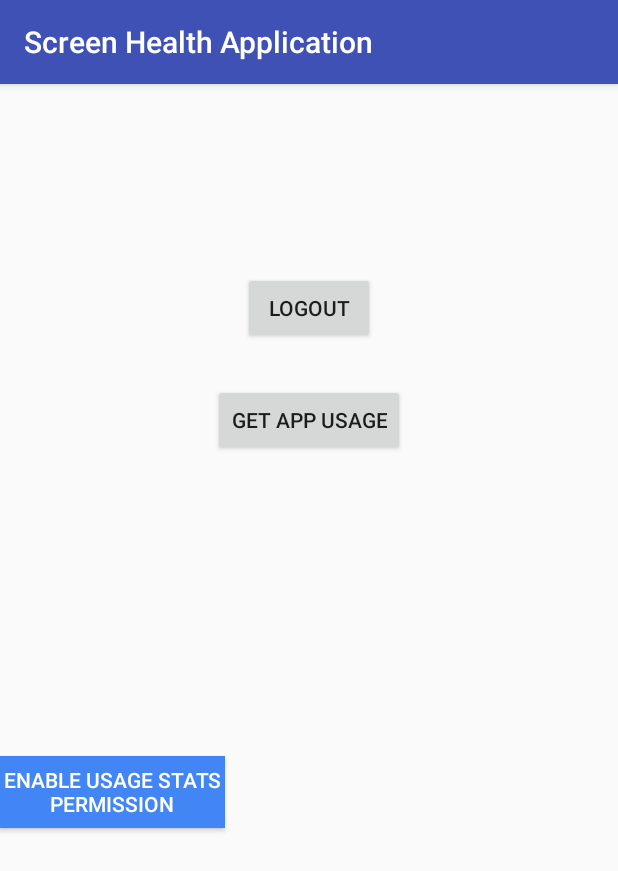
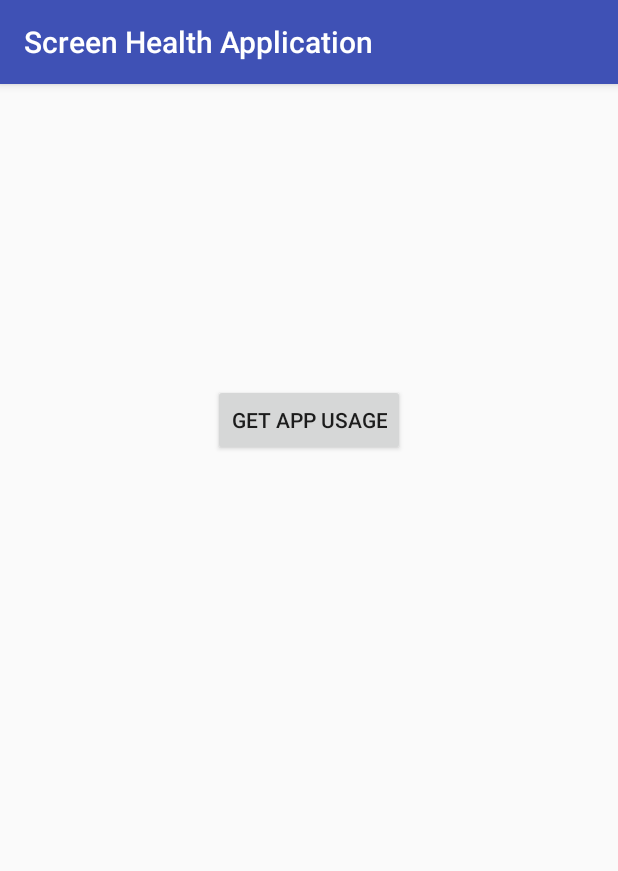
Before and after one commit to jcampb98/HonoursProjectApp, an Android app: the screen it shows after launch (Home), on a phone screen of 412 x 824 dp. Shown: the top 871 px of the screen. Run offline under Robolectric (Android 15) with nearby library versions, the phone set to English and light mode, and no system bars; 1 statement that could not run was skipped.

Commit message:
fixed an error that affected in displaying the app usage and implemented a new method that hide's the enable permission button after enabling permission for the app
Signed-off-by: jcampb98 <caboose768@gmail.com>

```diff
--- a/app/src/main/java/com/razormist/simpleregistrationandloginapplication/Home.java
+++ b/app/src/main/java/com/razormist/simpleregistrationandloginapplication/Home.java
@@ -35,8 +35,8 @@ import static android.app.AppOpsManager.OPSTR_GET_USAGE_STATS;
 
 @RequiresApi(api = Build.VERSION_CODES.LOLLIPOP)
 public class Home extends AppCompatActivity {
-    Button enableBtn,logout, show_statsBtn;
-    TextView usageTv;
+    Button enableBtn, logout, show_statsBtn;
+    TextView usageTv, permissionDescriptionTv;
     ListView appsList;
 
     @RequiresApi(api = Build.VERSION_CODES.N)
@@ -49,6 +49,7 @@ public class Home extends AppCompatActivity {
         show_statsBtn = (Button) findViewById(R.id.show_stats_btn);
         enableBtn = (Button) findViewById(R.id.enable_btn);
         usageTv = (TextView) findViewById(R.id.usage_tv);
+        permissionDescriptionTv = (TextView) findViewById(R.id.permission_description_tv);
         appsList = (ListView) findViewById(R.id.apps_list);
 
         this.loadStatistics();
@@ -60,9 +61,11 @@ public class Home extends AppCompatActivity {
     protected void onStart() {
         super.onStart();
         if (getGrantStatus()) {
+            showHideWithPermission();
             show_statsBtn.setOnClickListener(view -> loadStatistics());
         }
         else {
+            showHideNoPermission();
             enableBtn.setOnClickListener(view -> {
                 startActivity(new Intent(Settings.ACTION_USAGE_ACCESS_SETTINGS));
             });
@@ -126,7 +129,7 @@ public class Home extends AppCompatActivity {
     public void showAppsUsage(Map<String, UsageStats> mySortedMap) {
         //public void showAppsUsage(List<UsageStats> usageStatsList) {
         ArrayList<App> appsList = new ArrayList<>();
-        ArrayList<UsageStats> usageStatsList = new ArrayList<>(mySortedMap.values());
+        List<UsageStats> usageStatsList = new ArrayList<>(mySortedMap.values());
 
         // sort the applications by time spent in foreground
         Collections.sort(usageStatsList, (z1, z2) -> Long.compare(z1.getTotalTimeInForeground(), z2.getTotalTimeInForeground()));
@@ -167,6 +170,8 @@ public class Home extends AppCompatActivity {
         // attach the adapter to a ListView
         ListView listView = (ListView) findViewById(R.id.apps_list);
         listView.setAdapter(adapter);
+
+        showHideItemsWhenShowApps();
     }
 
     /**
@@ -216,4 +221,39 @@ public class Home extends AppCompatActivity {
             return false;
         }
     }
+
+    /**
+     * helper method used to show/hide items in the view when  PACKAGE_USAGE_STATS permission is not allowed
+     */
+    public void showHideNoPermission() {
+        enableBtn.setVisibility(View.VISIBLE);
+        permissionDescriptionTv.setVisibility(View.VISIBLE);
+        show_statsBtn.setVisibility(View.GONE);
+        usageTv.setVisibility(View.GONE);
+        appsList.setVisibility(View.GONE);
+
+    }
+
+    /**
+     * helper method used to show/hide items in the view when  PACKAGE_USAGE_STATS permission allowed
+     */
+    public void showHideWithPermission() {
+        enableBtn.setVisibility(View.GONE);
+        permissionDescriptionTv.setVisibility(View.GONE);
+        show_statsBtn.setVisibility(View.VISIBLE);
+        usageTv.setVisibility(View.GONE);
+        appsList.setVisibility(View.GONE);
+    }
+
+    /**
+     * helper method used to show/hide items in the view when showing the apps list
+     */
+    public void showHideItemsWhenShowApps() {
+        enableBtn.setVisibility(View.GONE);
+        permissionDescriptionTv.setVisibility(View.GONE);
+        show_statsBtn.setVisibility(View.GONE);
+        usageTv.setVisibility(View.VISIBLE);
+        appsList.setVisibility(View.VISIBLE);
+
+    }
 }
--- a/app/src/main/res/layout/activity_home.xml
+++ b/app/src/main/res/layout/activity_home.xml
@@ -6,14 +6,15 @@
     android:layout_height="match_parent"
     tools:context="com.razormist.simpleregistrationandloginapplication.Home">
 
-    <Button
-        android:text="Logout"
-        android:layout_width="wrap_content"
+    <TextView
+        android:id="@+id/permission_description_tv"
+        android:layout_marginTop="100dp"
+        android:layout_width="match_parent"
         android:layout_height="wrap_content"
-        android:layout_alignParentTop="true"
-        android:layout_centerHorizontal="true"
-        android:layout_marginTop="125dp"
-        android:id="@+id/buttonLogout" />
+        android:padding="20dp"
+        android:textAlignment="center"
+        android:text="@string/permission_description"
+        android:gravity="center_horizontal" />
 
     <Button
         android:text="Get App Usage"
@@ -22,7 +23,6 @@
         android:layout_alignParentTop="true"
         android:layout_centerHorizontal="true"
         android:layout_marginTop="200dp"
-        android:layout_below="@id/buttonLogout"
         android:id="@+id/show_stats_btn" />
 
     <Button
--- a/app/src/main/res/values/strings.xml
+++ b/app/src/main/res/values/strings.xml
@@ -3,4 +3,5 @@
     <string name="title_activity_login">Login</string>
     <string name="title_activity_main2">Main2Activity</string>
     <string name="action_settings">App Usage</string>
+    <string name="permission_description">In order to allow this application to collect your apps usage information, you need to allow "Package Usage Stats" permission from the Settings application.\nYou can cancel this permission anytime.</string>
 </resources>
```
